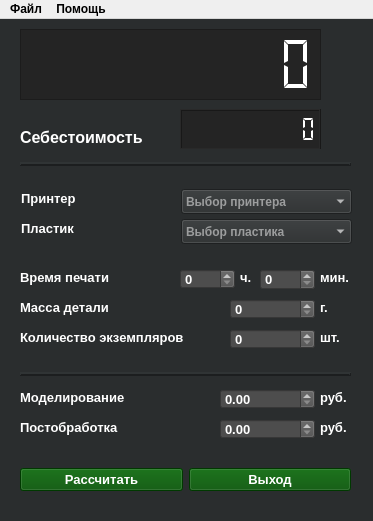
The window that src/view/ui/main_window.ui (Ranzo/Calc3d_by_Risen) describes before a commit, drawn with Qt 5.
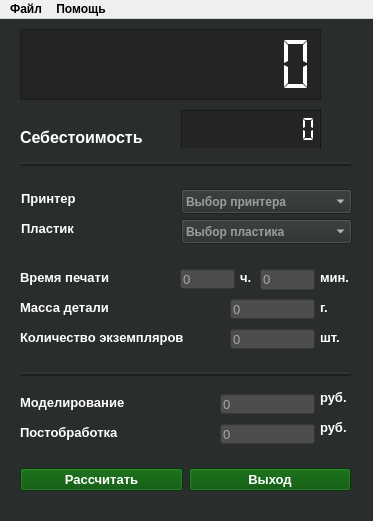
The same window after the commit. Icons and pictures are not drawn.

Commit message: fix: #15 QSpin -> QEditLine

```diff
--- a/src/view/ui/main_window.ui
+++ b/src/view/ui/main_window.ui
@@ -47,7 +47,7 @@
           <rect>
             <x>20</x>
             <y>310</y>
-            <width>171</width>
+            <width>181</width>
             <height>17</height>
           </rect>
         </property>
@@ -289,7 +289,7 @@
           <string>Себестоимость</string>
         </property>
       </widget>
-      <widget class="QSpinBox" name="input_hours">
+      <widget class="QLineEdit" name="input_hours">
         <property name="geometry">
           <rect>
             <x>180</x>
@@ -298,46 +298,16 @@
             <height>20</height>
           </rect>
         </property>
-        <property name="sizePolicy">
-          <sizepolicy hsizetype="Fixed" vsizetype="Fixed">
-            <horstretch>0</horstretch>
-            <verstretch>0</verstretch>
-          </sizepolicy>
-        </property>
         <property name="font">
           <font>
             <pointsize>10</pointsize>
-            <bold>true</bold>
-            <stylestrategy>PreferAntialias</stylestrategy>
           </font>
         </property>
-        <property name="acceptDrops">
-          <bool>false</bool>
-        </property>
-        <property name="toolTipDuration">
-          <number>0</number>
-        </property>
-        <property name="autoFillBackground">
-          <bool>false</bool>
-        </property>
         <property name="styleSheet">
-          <string notr="true">
-            background-color: rgb(77, 77, 77);
-            padding-right: 5px;  
-            text-align: right; 
-          </string>
+          <string notr="true">background-color: rgb(77, 77, 77); text-align: right;</string>
         </property>
-        <property name="inputMethodHints">
-          <set>Qt::InputMethodHint::ImhDigitsOnly</set>
-        </property>
-        <property name="minimum">
-          <number>0</number>
-        </property>
-        <property name="maximum">
-          <number>999</number>
-        </property>
-        <property name="value">
-          <number>0</number>
+        <property name="placeholderText">
+          <string>0</string>
         </property>
       </widget>
       <widget class="QLabel" name="text_time_hours">
@@ -365,7 +335,7 @@
           <string>ч.</string>
         </property>
       </widget>
-      <widget class="QSpinBox" name="input_minutes">
+      <widget class="QLineEdit" name="input_minutes">
         <property name="geometry">
           <rect>
             <x>260</x>
@@ -374,46 +344,16 @@
             <height>21</height>
           </rect>
         </property>
-        <property name="sizePolicy">
-          <sizepolicy hsizetype="Fixed" vsizetype="Fixed">
-            <horstretch>0</horstretch>
-            <verstretch>0</verstretch>
-          </sizepolicy>
-        </property>
         <property name="font">
           <font>
             <pointsize>10</pointsize>
-            <bold>true</bold>
-            <stylestrategy>PreferAntialias</stylestrategy>
           </font>
         </property>
-        <property name="acceptDrops">
-          <bool>false</bool>
-        </property>
-        <property name="toolTipDuration">
-          <number>0</number>
-        </property>
-        <property name="autoFillBackground">
-          <bool>false</bool>
-        </property>
         <property name="styleSheet">
-          <string notr="true">
-            background-color: rgb(77, 77, 77);
-            padding-right: 5px;
-            text-align: right; 
-          </string>
+          <string notr="true">background-color: rgb(77, 77, 77); text-align: right;</string>
         </property>
-        <property name="inputMethodHints">
-          <set>Qt::InputMethodHint::ImhDigitsOnly</set>
-        </property>
-        <property name="minimum">
-          <number>0</number>
-        </property>
-        <property name="maximum">
-          <number>999</number>
-        </property>
-        <property name="value">
-          <number>0</number>
+        <property name="placeholderText">
+          <string>0</string>
         </property>
       </widget>
       <widget class="QLabel" name="text_time_minuts">
@@ -441,7 +381,7 @@
           <string>мин.</string>
         </property>
       </widget>
-      <widget class="QSpinBox" name="input_gram">
+      <widget class="QLineEdit" name="input_gram">
         <property name="geometry">
           <rect>
             <x>230</x>
@@ -450,49 +390,19 @@
             <height>20</height>
           </rect>
         </property>
-        <property name="sizePolicy">
-          <sizepolicy hsizetype="Fixed" vsizetype="Fixed">
-            <horstretch>0</horstretch>
-            <verstretch>0</verstretch>
-          </sizepolicy>
-        </property>
         <property name="font">
           <font>
             <pointsize>10</pointsize>
-            <bold>true</bold>
-            <stylestrategy>PreferAntialias</stylestrategy>
           </font>
         </property>
-        <property name="acceptDrops">
-          <bool>false</bool>
-        </property>
-        <property name="toolTipDuration">
-          <number>0</number>
-        </property>
-        <property name="autoFillBackground">
-          <bool>false</bool>
-        </property>
         <property name="styleSheet">
-          <string notr="true">
-            background-color: rgb(77, 77, 77);
-            padding-right: 15px;  
-            text-align: right;                                                                                                                                                                                                                         <!-- Увеличен отступ для 5 цифр -->
-          </string>
+          <string notr="true">background-color: rgb(77, 77, 77); text-align: right;</string>
         </property>
-        <property name="inputMethodHints">
-          <set>Qt::InputMethodHint::ImhDigitsOnly</set>
-        </property>
-        <property name="minimum">
-          <number>0</number>
-        </property>
-        <property name="maximum">
-          <number>99999</number>
-        </property>
-        <property name="value">
-          <number>0</number>
+        <property name="placeholderText">
+          <string>0</string>
         </property>
       </widget>
-      <widget class="QSpinBox" name="input_things">
+      <widget class="QLineEdit" name="input_things">
         <property name="geometry">
           <rect>
             <x>230</x>
@@ -501,160 +411,58 @@
             <height>20</height>
           </rect>
         </property>
-        <property name="sizePolicy">
-          <sizepolicy hsizetype="Fixed" vsizetype="Fixed">
-            <horstretch>0</horstretch>
-            <verstretch>0</verstretch>
-          </sizepolicy>
-        </property>
         <property name="font">
           <font>
             <pointsize>10</pointsize>
-            <bold>true</bold>
-            <stylestrategy>PreferAntialias</stylestrategy>
           </font>
         </property>
-        <property name="acceptDrops">
-          <bool>false</bool>
-        </property>
-        <property name="toolTipDuration">
-          <number>0</number>
-        </property>
-        <property name="autoFillBackground">
-          <bool>false</bool>
-        </property>
         <property name="styleSheet">
-          <string notr="true">
-            background-color: rgb(77, 77, 77);
-            padding-right: 15px;
-            text-align: right; 
-          </string>
+          <string notr="true">background-color: rgb(77, 77, 77); text-align: right;</string>
         </property>
-        <property name="inputMethodHints">
-          <set>Qt::InputMethodHint::ImhDigitsOnly</set>
+        <property name="placeholderText">
+          <string>0</string>
         </property>
-        <property name="minimum">
-          <number>0</number>
-        </property>
-        <property name="maximum">
-          <number>100000</number>
-        </property>
-        <property name="value">
-          <number>0</number>
-        </property>
       </widget>
-      <widget class="QDoubleSpinBox" name="input_mod">
+      <widget class="QLineEdit" name="input_mod">
         <property name="geometry">
           <rect>
             <x>220</x>
-            <y>370</y>
+            <y>375</y>
             <width>95</width>
             <height>20</height>
           </rect>
         </property>
-        <property name="sizePolicy">
-          <sizepolicy hsizetype="Fixed" vsizetype="Fixed">
-            <horstretch>0</horstretch>
-            <verstretch>0</verstretch>
-          </sizepolicy>
-        </property>
         <property name="font">
           <font>
             <pointsize>10</pointsize>
-            <bold>true</bold>
-            <stylestrategy>PreferAntialias</stylestrategy>
           </font>
         </property>
-        <property name="acceptDrops">
-          <bool>false</bool>
-        </property>
-        <property name="toolTipDuration">
-          <number>0</number>
-        </property>
-        <property name="autoFillBackground">
-          <bool>false</bool>
-        </property>
         <property name="styleSheet">
-          <string notr="true">
-            background-color: rgb(77, 77, 77);
-            padding-right: 15px;
-            text-align: right; 
-          </string>
+          <string notr="true">background-color: rgb(77, 77, 77); text-align: right;</string>
         </property>
-        <property name="inputMethodHints">
-          <set>Qt::InputMethodHint::ImhFormattedNumbersOnly</set>
+        <property name="placeholderText">
+          <string>0</string>
         </property>
-        <property name="decimals">
-          <number>2</number>
-        </property>
-        <property name="minimum">
-          <double>0.00</double>
-        </property>
-        <property name="maximum">
-          <double>100000.00</double>
-        </property>
-        <property name="singleStep">
-          <double>1.00</double>
-        </property>
-        <property name="value">
-          <double>0.00</double>
-        </property>
       </widget>
-      <widget class="QDoubleSpinBox" name="input_post">
+      <widget class="QLineEdit" name="input_post">
         <property name="geometry">
           <rect>
             <x>220</x>
-            <y>400</y>
+            <y>405</y>
             <width>95</width>
             <height>20</height>
           </rect>
         </property>
-        <property name="sizePolicy">
-          <sizepolicy hsizetype="Fixed" vsizetype="Fixed">
-            <horstretch>0</horstretch>
-            <verstretch>0</verstretch>
-          </sizepolicy>
-        </property>
         <property name="font">
           <font>
             <pointsize>10</pointsize>
-            <bold>true</bold>
-            <stylestrategy>PreferAntialias</stylestrategy>
           </font>
         </property>
-        <property name="acceptDrops">
-          <bool>false</bool>
-        </property>
-        <property name="toolTipDuration">
-          <number>0</number>
-        </property>
-        <property name="autoFillBackground">
-          <bool>false</bool>
-        </property>
         <property name="styleSheet">
-          <string notr="true">
-            background-color: rgb(77, 77, 77);
-            text-align: right; 
-            padding-right: 15px;
-          </string>
+          <string notr="true">background-color: rgb(77, 77, 77); text-align: right;</string>
         </property>
-        <property name="inputMethodHints">
-          <set>Qt::InputMethodHint::ImhFormattedNumbersOnly</set>
-        </property>
-        <property name="decimals">
-          <number>2</number>          <!-- 2 знака после запятой -->
-        </property>
-        <property name="minimum">
-          <double>0.00</double>
-        </property>
-        <property name="maximum">
-          <double>100000.00</double>
-        </property>
-        <property name="singleStep">
-          <double>1.00</double>
-        </property>
-        <property name="value">
-          <double>0.00</double>
+        <property name="placeholderText">
+          <string>0</string>
         </property>
       </widget>
       <widget class="QLabel" name="text_gram">
@@ -890,7 +698,7 @@
         <property name="geometry">
           <rect>
             <x>20</x>
-            <y>370</y>
+            <y>375</y>
             <width>141</width>
             <height>17</height>
           </rect>
@@ -915,7 +723,7 @@
         <property name="geometry">
           <rect>
             <x>20</x>
-            <y>400</y>
+            <y>405</y>
             <width>121</width>
             <height>17</height>
           </rect>
```
The commit also changes 11 other files.
